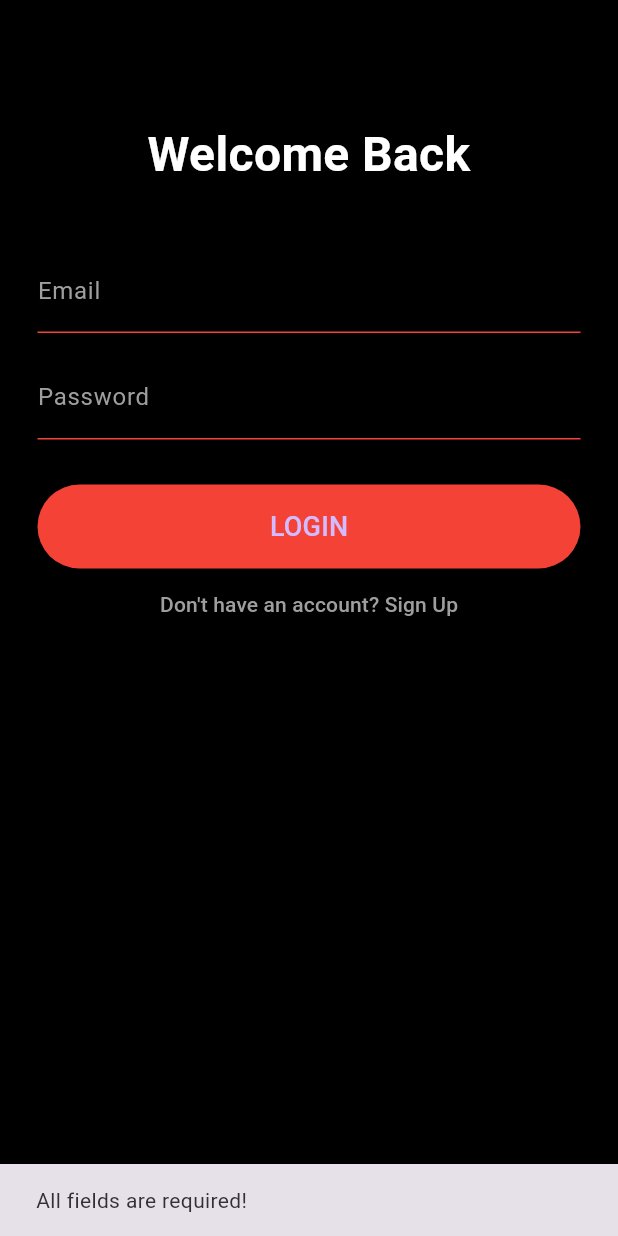
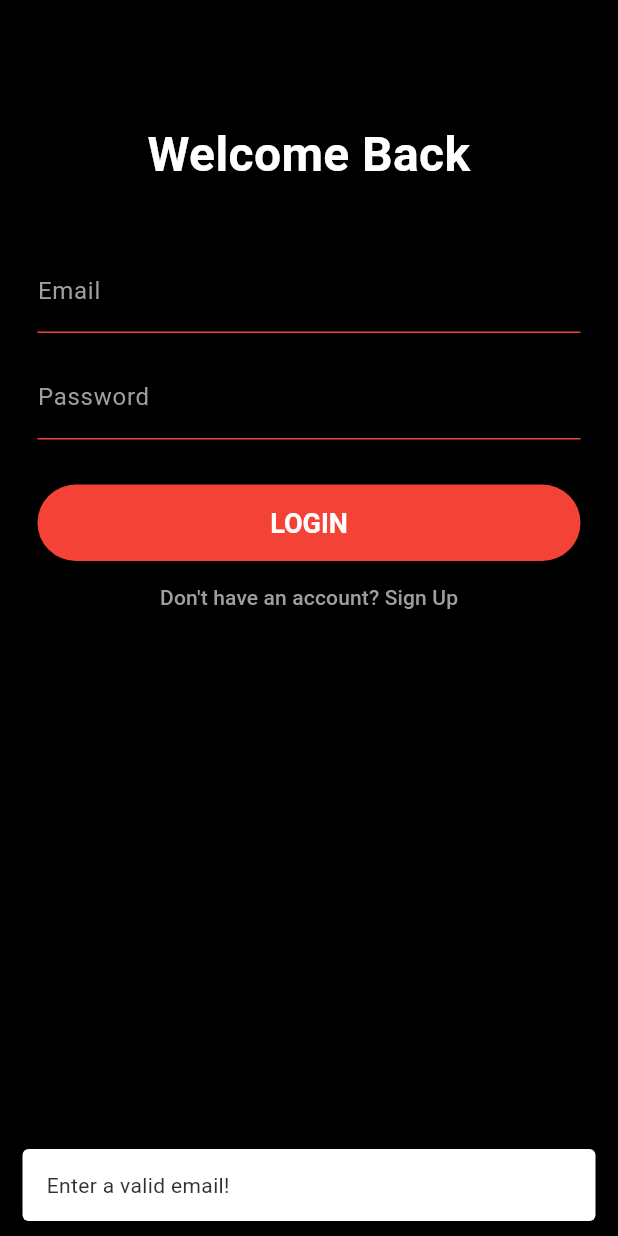
Before and after one commit to youssefshawwa1/ymovies, a Flutter app: the screen it shows after launch, after a tap on "LOGIN", on a phone screen of 412 x 824 dp. Run offline on Flutter 3.47's test engine with Material 3 defaults, Android fonts, the phone set to English and light mode, and no system bars; our stand-ins replace shared_preferences; missing offline and left inert: flutter_inappwebview; network calls fail.

Commit message:
Cleaning code, without documentation

```diff
--- a/frontend/lib/AuthProvider.dart
+++ b/frontend/lib/AuthProvider.dart
@@ -40,7 +40,6 @@ class AuthProvider extends ChangeNotifier {
   Future<void> checkLoadingStatus() async {
     final prefs = await SharedPreferences.getInstance();
     final String? email = prefs.getString('email');
-    print(">>>>>>>>>>>>>>>>>>>>>>>>");
 
     if (email != null) {
       _userData = {
--- a/frontend/lib/CardItem.dart
+++ b/frontend/lib/CardItem.dart
@@ -26,7 +26,7 @@ class CardItem {
     this.backdropPath,
   });
 
-  String get posterUrl => "${posterLink}{posterPath}";
+  String get posterUrl => "${posterLink}${posterPath}";
 
   // Helper method to display media type
   String get typeDisplayName {
--- a/frontend/lib/Home.dart
+++ b/frontend/lib/Home.dart
@@ -50,7 +50,6 @@ class _HomeState extends State<Home> {
         isloading = false;
       });
     } catch (e) {
-      print('Error: $e');
       setState(() {
         error = 'Error: $e';
         isloading = false;
--- a/frontend/lib/ItemDetailsPage.dart
+++ b/frontend/lib/ItemDetailsPage.dart
@@ -90,7 +90,6 @@ class _ItemDetailsPageState extends State<ItemDetailsPage> with RouteAware {
         _r = CardItem.transform(recomendation["results"], widget.type);
       });
     } catch (e) {
-      print('Error: $e');
       setState(() {
         error = 'Error: $e';
       });
--- a/frontend/lib/Login.dart
+++ b/frontend/lib/Login.dart
@@ -19,6 +19,16 @@ class LoginPage extends StatefulWidget {
 }
 
 class _LoginPageState extends State<LoginPage> {
+  void _showError(String msg, {Color color = Colors.red}) {
+    ScaffoldMessenger.of(context).showSnackBar(
+      SnackBar(
+        content: Text(msg),
+        backgroundColor: color,
+        behavior: SnackBarBehavior.floating,
+      ),
+    );
+  }
+
   bool _isLogin = true;
 
   // Controllers for all fields
@@ -34,7 +44,7 @@ class _LoginPageState extends State<LoginPage> {
     final confirmPass = _confirmPassController.text;
     final firstName = _firstNameController.text;
     final lastName = _lastNameController.text;
-    // Basic Validation
+
     bool _isValidEmail(String email) {
       return RegExp(
         r"^[a-zA-Z0-9.a-zA-Z0-9.!#$%&'*+-/=?^_`{|}~]+@[a-zA-Z0-9]+\.[a-zA-Z]+",
@@ -42,27 +52,35 @@ class _LoginPageState extends State<LoginPage> {
     }
 
     if (email.isEmpty || password.isEmpty) {
-      ScaffoldMessenger.of(
-        context,
-      ).showSnackBar(const SnackBar(content: Text("All fields are required!")));
+      _showError("Enter a valid email!", color: Colors.white);
       return;
     }
     if (!_isValidEmail(email)) {
-      ScaffoldMessenger.of(
-        context,
-      ).showSnackBar(const SnackBar(content: Text("Enter a valid email!")));
+      _showError("Enter a valid email!", color: Colors.white);
       return;
+    }
+    if (password.length < 8) {
+      _showError(
+        "Password should be at least 8 characters!",
+        color: Colors.white,
+      );
     }
     if (!_isLogin) {
       if (password != confirmPass) {
-        ScaffoldMessenger.of(context).showSnackBar(
-          const SnackBar(content: Text("Passwords do not match!")),
+        _showError("Passwords do not match!", color: Colors.white);
+        return;
+      }
+      if (password.length < 8 || confirmPass.length < 8) {
+        _showError(
+          "Password should be at least 8 characters!!",
+          color: Colors.white,
         );
         return;
       }
       if (firstName.isEmpty || lastName.isEmpty) {
-        ScaffoldMessenger.of(context).showSnackBar(
-          const SnackBar(content: Text("All fields are required!!")),
+        _showError(
+          "Password should be at least 8 characters!!",
+          color: Colors.white,
         );
       }
     }
@@ -76,16 +94,6 @@ class _LoginPageState extends State<LoginPage> {
     final String url = _isLogin
         ? '${apiLink}/login.php'
         : '${apiLink}/signup.php';
-
-    void _showError(String msg) {
-      ScaffoldMessenger.of(context).showSnackBar(
-        SnackBar(
-          content: Text(msg),
-          backgroundColor: Colors.redAccent,
-          behavior: SnackBarBehavior.floating,
-        ),
-      );
-    }
 
     try {
       showDialog(
@@ -188,11 +196,20 @@ class _LoginPageState extends State<LoginPage> {
                 style: ElevatedButton.styleFrom(
                   backgroundColor: Colors.red,
                   padding: const EdgeInsets.symmetric(vertical: 15),
+                  textStyle: TextStyle(
+                    fontSize: 18,
+                    color: Colors.white,
+                    fontWeight: FontWeight.bold,
+                  ),
                 ),
                 onPressed: _submit,
                 child: Text(
                   _isLogin ? "LOGIN" : "SIGN UP",
-                  style: const TextStyle(fontSize: 18),
+                  style: const TextStyle(
+                    fontSize: 18,
+                    color: Colors.white,
+                    fontWeight: FontWeight.bold,
+                  ),
                 ),
               ),
 
@@ -224,6 +241,7 @@ class _LoginPageState extends State<LoginPage> {
       obscureText: isObscure,
       keyboardType: keyboardType,
       style: const TextStyle(color: Colors.white),
+      cursorColor: Colors.white,
       decoration: InputDecoration(
         labelText: label,
         labelStyle: const TextStyle(color: Colors.grey),
--- a/frontend/lib/MainApp.dart
+++ b/frontend/lib/MainApp.dart
@@ -124,11 +124,7 @@ class _MainAppState extends State<MainApp> {
         elevation: 0,
         title: _isSearching ? _buildSearchBar() : _buildNormalBar(),
       ),
-      body: IndexedStack(
-        // 4. Tip: Use IndexedStack to keep scroll positions when switching tabs
-        index: _currentIndex,
-        children: _pages,
-      ),
+      body: IndexedStack(index: _currentIndex, children: _pages),
       bottomNavigationBar: BottomNavigationBar(
         currentIndex: _currentIndex,
         onTap: (index) {
--- a/frontend/lib/SearchPage.dart
+++ b/frontend/lib/SearchPage.dart
@@ -8,7 +8,6 @@ class SearchPage extends StatelessWidget {
   final String searchQuery;
 
   const SearchPage({Key? key, required this.searchQuery}) : super(key: key);
-
   @override
   Widget build(BuildContext context) {
     return Scaffold(
--- a/frontend/lib/apiLinks.dart
+++ b/frontend/lib/apiLinks.dart
@@ -1,6 +1,6 @@
 import './apiKey/apiKey.dart';
 
-String apiLink = "https://api.somewebsite.store/api/watchlist.php";
+String apiLink = "http://ymovies.atwebpages.com/api";
 String backDrop = "https://image.tmdb.org/t/p/w1280";
 String posterLink = "https://image.tmdb.org/t/p/w500";
 String embedLink = "https://vidsrc-embed.ru/embed";
--- a/frontend/lib/global.dart
+++ b/frontend/lib/global.dart
@@ -1,4 +1,3 @@
-// globals.dart
 import 'package:flutter/material.dart';
 
 // This is the object that tracks where the user is in the app
--- a/frontend/lib/main.dart
+++ b/frontend/lib/main.dart
@@ -6,20 +6,28 @@ import "LovedProvider.dart";
 import 'AuthWrapper.dart';
 import "global.dart";
 
+import 'dart:io';
+
+class MyHttpOverrides extends HttpOverrides {
+  @override
+  HttpClient createHttpClient(SecurityContext? context) {
+    return super.createHttpClient(context)
+      ..badCertificateCallback =
+          (X509Certificate cert, String host, int port) => true;
+  }
+}
+
 void main() async {
+  HttpOverrides.global = MyHttpOverrides();
   WidgetsFlutterBinding.ensureInitialized();
 
   final authProvider = AuthProvider();
-  // Check the disk (SharedPreferences) to see if a user is already saved
   await authProvider.checkLoadingStatus();
 
   runApp(
-    // Change to MultiProvider to support multiple data stores
     MultiProvider(
       providers: [
-        // Pass the already-initialized AuthProvider
         ChangeNotifierProvider.value(value: authProvider),
-
         ChangeNotifierProvider(create: (_) => WatchlistProvider()),
         ChangeNotifierProvider(create: (_) => LovedProvider()),
       ],
@@ -37,6 +45,11 @@ class MyApp extends StatelessWidget {
       navigatorObservers: [routeObserver],
       debugShowCheckedModeBanner: false,
       theme: ThemeData(
+        textSelectionTheme: const TextSelectionThemeData(
+          cursorColor: Colors.white, // The blinking line
+          selectionHandleColor: Colors.red, // THE ICON/TEARDROP YOU MENTIONED
+          selectionColor: Colors.red, // The highlight when text is selected
+        ),
         brightness: Brightness.dark,
         scaffoldBackgroundColor: Colors.black,
         primarySwatch: Colors.red,
```
Also changed, not shown: frontend/lib/ConfigProvider.dart (deleted, +0 -52 lines), frontend/lib/EditProfilePage.dart (+4 -15 lines), frontend/lib/LovedProvider.dart (+14 -5 lines), frontend/lib/ProfilePage.dart (+0 -9 lines), frontend/lib/Sections.dart (+1 -6 lines), frontend/lib/VideoPlayer.dart (+0 -9 lines), frontend/lib/WatchlistProvider.dart (+3 -14 lines), frontend/lib/genres.dart (deleted, +0 -29 lines).
